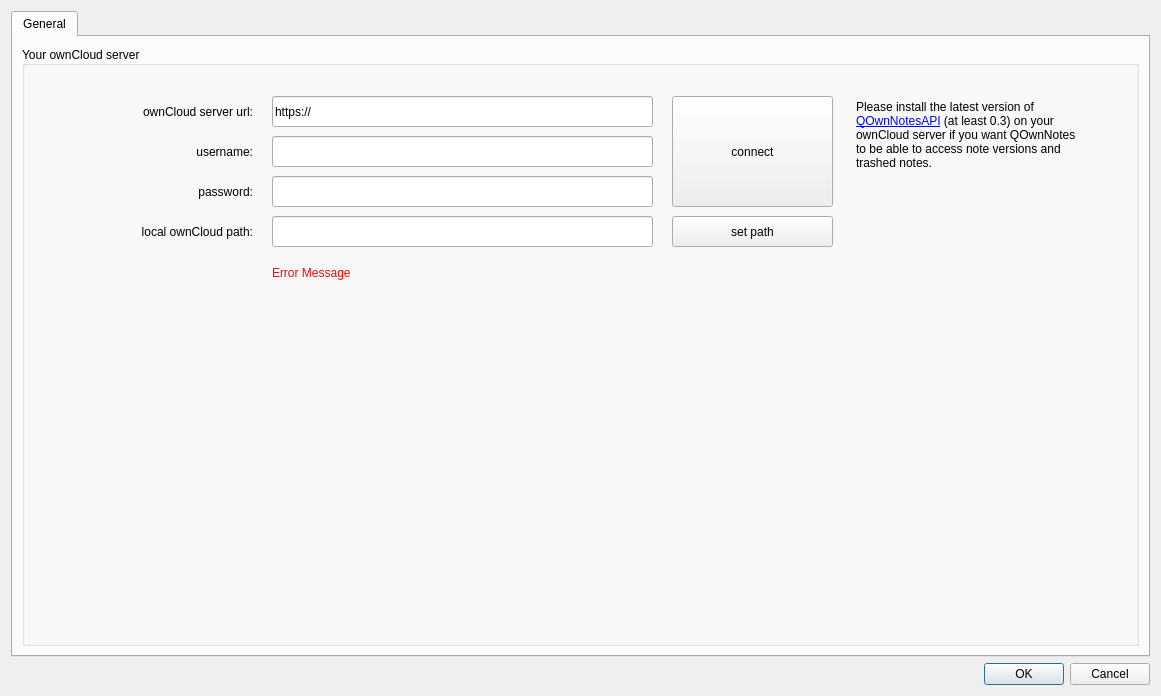
Old version of the form src/settingsdialog.ui in the repository pbek/QOwnNotes.
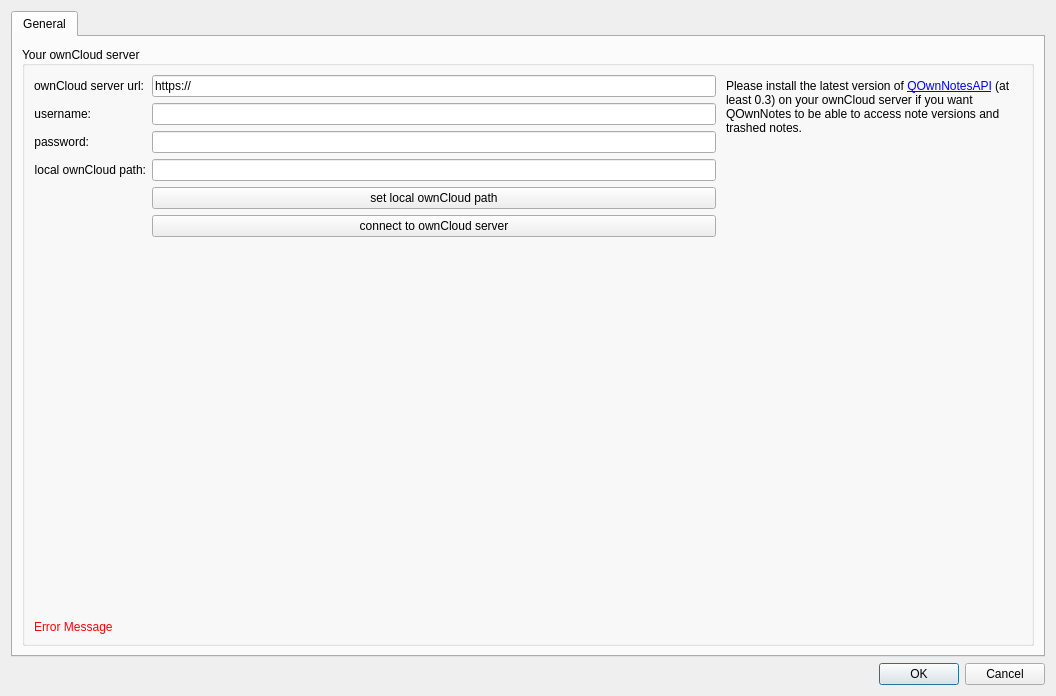
New version of the form. Icons and pictures are not drawn.

Commit message: settings dialog improvements

Diff of the .ui file:
```diff
--- a/src/settingsdialog.ui
+++ b/src/settingsdialog.ui
@@ -6,7 +6,7 @@
    <rect>
     <x>0</x>
     <y>0</y>
-    <width>1161</width>
+    <width>1056</width>
     <height>696</height>
    </rect>
   </property>
@@ -54,15 +54,21 @@
            <property name="flat">
             <bool>false</bool>
            </property>
+           <layout class="QGridLayout" name="gridLayout_4">
+            <item row="0" column="1">
+             <layout class="QFormLayout" name="formLayout">
+              <item row="1" column="0">
+               <widget class="QLabel" name="label_4">
+                <property name="text">
+                 <string>ownCloud server url:</string>
+                </property>
+                <property name="alignment">
+                 <set>Qt::AlignRight|Qt::AlignTrailing|Qt::AlignVCenter</set>
+                </property>
+               </widget>
+              </item>
+              <item row="1" column="1">
            <widget class="QLineEdit" name="serverUrlEdit">
-            <property name="geometry">
-             <rect>
-              <x>250</x>
-              <y>50</y>
-              <width>381</width>
-              <height>31</height>
-             </rect>
-            </property>
             <property name="toolTip">
              <string>&lt;html&gt;&lt;head/&gt;&lt;body&gt;&lt;p&gt;Please enter the URL of your ownCloud server, for example: &lt;span style=&quot; font-style:italic;&quot;&gt;https://cloud.yourserver.com&lt;/span&gt;&lt;/p&gt;&lt;/body&gt;&lt;/html&gt;</string>
             </property>
@@ -70,60 +76,33 @@
              <string>https://</string>
             </property>
            </widget>
-           <widget class="QLabel" name="label_3">
-            <property name="geometry">
-             <rect>
-              <x>10</x>
-              <y>90</y>
-              <width>221</width>
-              <height>31</height>
-             </rect>
-            </property>
-            <property name="text">
-             <string>username:</string>
-            </property>
-            <property name="alignment">
-             <set>Qt::AlignRight|Qt::AlignTrailing|Qt::AlignVCenter</set>
-            </property>
-           </widget>
-           <widget class="QLabel" name="label_4">
-            <property name="geometry">
-             <rect>
-              <x>10</x>
-              <y>50</y>
-              <width>221</width>
-              <height>31</height>
-             </rect>
-            </property>
-            <property name="text">
-             <string>ownCloud server url:</string>
-            </property>
-            <property name="alignment">
-             <set>Qt::AlignRight|Qt::AlignTrailing|Qt::AlignVCenter</set>
-            </property>
-           </widget>
+              </item>
+              <item row="2" column="1">
            <widget class="QLineEdit" name="userNameEdit">
-            <property name="geometry">
-             <rect>
-              <x>250</x>
-              <y>90</y>
-              <width>381</width>
-              <height>31</height>
-             </rect>
-            </property>
             <property name="toolTip">
              <string>&lt;html&gt;&lt;head/&gt;&lt;body&gt;&lt;p&gt;Please enter the username on your ownCloud server.&lt;/p&gt;&lt;/body&gt;&lt;/html&gt;</string>
             </property>
            </widget>
+              </item>
+              <item row="2" column="0">
+               <widget class="QLabel" name="label_3">
+                <property name="text">
+                 <string>username:</string>
+                </property>
+                <property name="alignment">
+                 <set>Qt::AlignRight|Qt::AlignTrailing|Qt::AlignVCenter</set>
+                </property>
+               </widget>
+              </item>
+              <item row="3" column="1">
+               <widget class="QLineEdit" name="passwordEdit">
+                <property name="toolTip">
+                 <string>&lt;html&gt;&lt;head/&gt;&lt;body&gt;&lt;p&gt;Please enter the password for your username.&lt;br/&gt;Currently the password will be stored encrypted with the other settings, but is not very secure.&lt;/p&gt;&lt;/body&gt;&lt;/html&gt;</string>
+                </property>
+               </widget>
+              </item>
+              <item row="3" column="0">
            <widget class="QLabel" name="label_5">
-            <property name="geometry">
-             <rect>
-              <x>10</x>
-              <y>130</y>
-              <width>221</width>
-              <height>31</height>
-             </rect>
-            </property>
             <property name="text">
              <string>password:</string>
             </property>
@@ -131,33 +110,46 @@
              <set>Qt::AlignRight|Qt::AlignTrailing|Qt::AlignVCenter</set>
             </property>
            </widget>
-           <widget class="QLineEdit" name="passwordEdit">
-            <property name="geometry">
-             <rect>
-              <x>250</x>
-              <y>130</y>
-              <width>381</width>
-              <height>31</height>
-             </rect>
-            </property>
+              </item>
+              <item row="4" column="1">
+               <widget class="QLineEdit" name="localOwnCloudPathEdit">
+                <property name="toolTip">
+                 <string>&lt;html&gt;&lt;head/&gt;&lt;body&gt;&lt;p&gt;We need the local ownCloud base directory to derermine the directory where we will find the note file on your ownCloud server.&lt;/p&gt;&lt;/body&gt;&lt;/html&gt;</string>
+                </property>
+               </widget>
+              </item>
+              <item row="4" column="0">
+               <widget class="QLabel" name="label_6">
+                <property name="text">
+                 <string>local ownCloud path:</string>
+                </property>
+                <property name="alignment">
+                 <set>Qt::AlignRight|Qt::AlignTrailing|Qt::AlignVCenter</set>
+                </property>
+               </widget>
+              </item>
+              <item row="5" column="1">
+               <widget class="QPushButton" name="localOwnCloudDirectoryButton">
             <property name="toolTip">
-             <string>&lt;html&gt;&lt;head/&gt;&lt;body&gt;&lt;p&gt;Please enter the password for your username.&lt;br/&gt;Currently the password will be stored encrypted with the other settings, but is not very safe.&lt;/p&gt;&lt;/body&gt;&lt;/html&gt;</string>
-            </property>
-           </widget>
+                 <string>&lt;html&gt;&lt;head/&gt;&lt;body&gt;&lt;p&gt;Click here to set your ownCloud directory.&lt;/p&gt;&lt;/body&gt;&lt;/html&gt;</string>
+                </property>
+                <property name="text">
+                 <string>set local ownCloud path</string>
+                </property>
+                <property name="icon">
+                 <iconset theme="folder-open">
+                  <normaloff/>
+                 </iconset>
+                </property>
+               </widget>
+              </item>
+              <item row="7" column="1">
            <widget class="QPushButton" name="connectButton">
-            <property name="geometry">
-             <rect>
-              <x>650</x>
-              <y>50</y>
-              <width>161</width>
-              <height>111</height>
-             </rect>
-            </property>
             <property name="toolTip">
              <string>&lt;html&gt;&lt;head/&gt;&lt;body&gt;&lt;p&gt;Click here to test the connection to your ownCloud server.&lt;/p&gt;&lt;/body&gt;&lt;/html&gt;</string>
             </property>
             <property name="text">
-             <string>connect</string>
+                 <string>connect to ownCloud server</string>
             </property>
             <property name="icon">
              <iconset theme="network-wired">
@@ -165,54 +157,25 @@
              </iconset>
             </property>
            </widget>
-           <widget class="QLabel" name="connectionTestLabel">
-            <property name="enabled">
-             <bool>true</bool>
-            </property>
-            <property name="geometry">
-             <rect>
-              <x>250</x>
-              <y>220</y>
-              <width>561</width>
-              <height>21</height>
-             </rect>
-            </property>
-            <property name="sizePolicy">
-             <sizepolicy hsizetype="Preferred" vsizetype="Preferred">
-              <horstretch>0</horstretch>
-              <verstretch>0</verstretch>
-             </sizepolicy>
-            </property>
-            <property name="font">
-             <font>
-              <weight>50</weight>
-              <bold>false</bold>
-             </font>
-            </property>
-            <property name="styleSheet">
-             <string notr="true">color: rgb(255, 0, 0)</string>
-            </property>
-            <property name="text">
-             <string>Error Message</string>
-            </property>
-            <property name="alignment">
-             <set>Qt::AlignLeading|Qt::AlignLeft|Qt::AlignTop</set>
-            </property>
-            <property name="wordWrap">
-             <bool>true</bool>
-            </property>
-           </widget>
+              </item>
+             </layout>
+            </item>
+            <item row="0" column="2">
            <widget class="QTextBrowser" name="installInfotextBrowser">
             <property name="enabled">
              <bool>true</bool>
             </property>
-            <property name="geometry">
-             <rect>
-              <x>830</x>
-              <y>50</y>
-              <width>231</width>
-              <height>261</height>
-             </rect>
+              <property name="minimumSize">
+               <size>
+                <width>250</width>
+                <height>0</height>
+               </size>
+              </property>
+              <property name="maximumSize">
+               <size>
+                <width>300</width>
+                <height>16777215</height>
+               </size>
             </property>
             <property name="styleSheet">
              <string notr="true">* {
@@ -232,56 +195,39 @@
              <bool>true</bool>
             </property>
            </widget>
-           <widget class="QLabel" name="label_6">
-            <property name="geometry">
-             <rect>
-              <x>10</x>
-              <y>170</y>
-              <width>221</width>
-              <height>31</height>
-             </rect>
+            </item>
+            <item row="1" column="1" colspan="2">
+             <widget class="QLabel" name="connectionTestLabel">
+              <property name="enabled">
+               <bool>true</bool>
+              </property>
+              <property name="sizePolicy">
+               <sizepolicy hsizetype="Preferred" vsizetype="Preferred">
+                <horstretch>0</horstretch>
+                <verstretch>0</verstretch>
+               </sizepolicy>
+              </property>
+              <property name="font">
+               <font>
+                <weight>50</weight>
+                <bold>false</bold>
+               </font>
+              </property>
+              <property name="styleSheet">
+               <string notr="true">color: rgb(255, 0, 0)</string>
             </property>
             <property name="text">
-             <string>local ownCloud path:</string>
+               <string>Error Message</string>
             </property>
             <property name="alignment">
-             <set>Qt::AlignRight|Qt::AlignTrailing|Qt::AlignVCenter</set>
-            </property>
-           </widget>
-           <widget class="QLineEdit" name="localOwnCloudPathEdit">
-            <property name="geometry">
-             <rect>
-              <x>250</x>
-              <y>170</y>
-              <width>381</width>
-              <height>31</height>
-             </rect>
-            </property>
-            <property name="toolTip">
-             <string>&lt;html&gt;&lt;head/&gt;&lt;body&gt;&lt;p&gt;We need the local ownCloud base directory to derermine the directory where we will find the note file on your ownCloud server.&lt;/p&gt;&lt;/body&gt;&lt;/html&gt;</string>
-            </property>
-           </widget>
-           <widget class="QPushButton" name="localOwnCloudDirectoryButton">
-            <property name="geometry">
-             <rect>
-              <x>650</x>
-              <y>170</y>
-              <width>161</width>
-              <height>31</height>
-             </rect>
-            </property>
-            <property name="toolTip">
-             <string>&lt;html&gt;&lt;head/&gt;&lt;body&gt;&lt;p&gt;Click here to set your ownCloud directory.&lt;/p&gt;&lt;/body&gt;&lt;/html&gt;</string>
-            </property>
-            <property name="text">
-             <string>set path</string>
-            </property>
-            <property name="icon">
-             <iconset theme="folder-open">
-              <normaloff/>
-             </iconset>
-            </property>
-           </widget>
+               <set>Qt::AlignLeading|Qt::AlignLeft|Qt::AlignTop</set>
+              </property>
+              <property name="wordWrap">
+               <bool>true</bool>
+              </property>
+             </widget>
+            </item>
+           </layout>
           </widget>
          </item>
         </layout>
```
Lines whose indentation alone changed are shown as unchanged. The commit also changes 1 other file.
